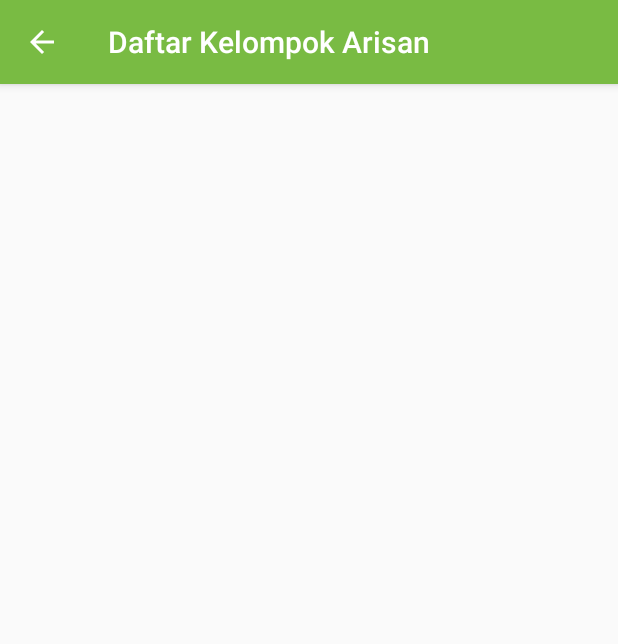
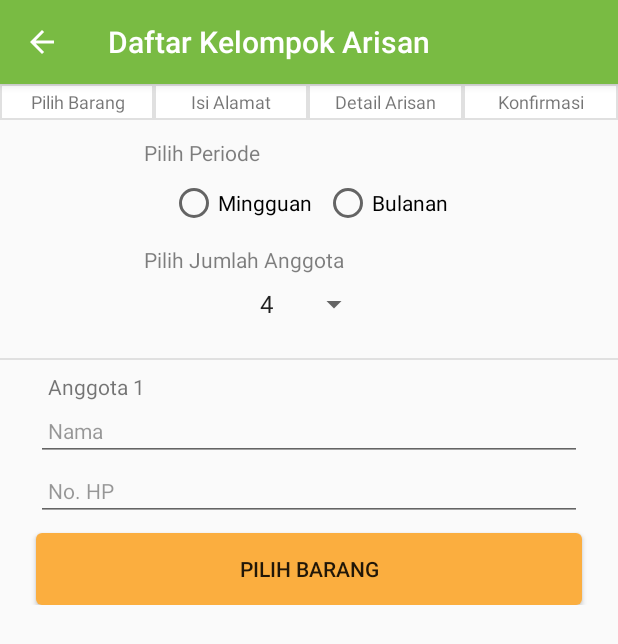
Before and after one commit to azwaradli/final-project, an Android app: the DaftarKetuaArisanActivity screen opened directly, with no data from a screen before it, on a phone screen of 412 x 824 dp. Shown: the top 644 px of the screen. Run offline under Robolectric (Android 15) with nearby library versions, the phone set to English and light mode, and no system bars.

Commit message:
add progress tab, pilih periode, pilih jumlah anggota, and anggota 1 field

```diff
--- a/FinalProject/app/src/main/java/com/example/azwar/finalproject/DaftarKetuaArisanActivity.java
+++ b/FinalProject/app/src/main/java/com/example/azwar/finalproject/DaftarKetuaArisanActivity.java
@@ -2,6 +2,10 @@ package com.example.azwar.finalproject;
 
 import android.support.v7.app.AppCompatActivity;
 import android.os.Bundle;
+import android.widget.ArrayAdapter;
+import android.widget.Spinner;
+
+import java.lang.reflect.Array;
 
 public class DaftarKetuaArisanActivity extends AppCompatActivity {
 
@@ -9,5 +13,10 @@ public class DaftarKetuaArisanActivity extends AppCompatActivity {
     protected void onCreate(Bundle savedInstanceState) {
         super.onCreate(savedInstanceState);
         setContentView(R.layout.activity_daftar_ketua_arisan);
+
+        Spinner spinner = (Spinner) findViewById(R.id.anggota_spinner);
+        ArrayAdapter<CharSequence> adapter = ArrayAdapter.createFromResource(this, R.array.angota_mingguan_array, android.R.layout.simple_spinner_item);
+        adapter.setDropDownViewResource(android.R.layout.simple_spinner_dropdown_item);
+        spinner.setAdapter(adapter);
     }
 }
--- /dev/null
+++ b/FinalProject/app/src/main/res/drawable/progressborder.xml
@@ -0,0 +1,11 @@
+<?xml version="1.0" encoding="utf-8"?>
+<selector xmlns:android="http://schemas.android.com/apk/res/android">
+    <item>
+        <shape android:shape="rectangle"  >
+            <stroke
+                android:width="1dp"
+                android:color="#e0e0e0"/>
+            <solid android:color="@android:color/white" />
+        </shape>
+    </item>
+</selector>
--- a/FinalProject/app/src/main/res/layout/activity_daftar_ketua_arisan.xml
+++ b/FinalProject/app/src/main/res/layout/activity_daftar_ketua_arisan.xml
@@ -1,9 +1,136 @@
 <?xml version="1.0" encoding="utf-8"?>
-<android.support.constraint.ConstraintLayout xmlns:android="http://schemas.android.com/apk/res/android"
+<LinearLayout xmlns:android="http://schemas.android.com/apk/res/android"
     xmlns:app="http://schemas.android.com/apk/res-auto"
     xmlns:tools="http://schemas.android.com/tools"
     android:layout_width="match_parent"
     android:layout_height="match_parent"
+    android:orientation="vertical"
     tools:context="com.example.azwar.finalproject.DaftarKetuaArisanActivity">
 
-</android.support.constraint.ConstraintLayout>
+    <LinearLayout
+        android:layout_width="match_parent"
+        android:layout_height="wrap_content"
+        android:orientation="horizontal">
+
+        <TextView
+            android:layout_width="0dp"
+            android:layout_height="24dp"
+            android:layout_weight="1"
+            android:textSize="12sp"
+            android:gravity="center"
+            android:background="@drawable/progressborder"
+            android:text="Pilih Barang" />
+        <TextView
+            android:layout_width="0dp"
+            android:layout_height="24dp"
+            android:layout_weight="1"
+            android:textSize="12sp"
+            android:gravity="center"
+            android:background="@drawable/progressborder"
+            android:text="Isi Alamat"/>
+        <TextView
+            android:layout_width="0dp"
+            android:layout_height="24dp"
+            android:layout_weight="1"
+            android:textSize="12sp"
+            android:gravity="center"
+            android:background="@drawable/progressborder"
+            android:text="Detail Arisan"/>
+        <TextView
+            android:layout_width="0dp"
+            android:layout_height="24dp"
+            android:layout_weight="1"
+            android:textSize="12sp"
+            android:gravity="center"
+            android:background="@drawable/progressborder"
+            android:text="Konfirmasi"/>
+    </LinearLayout>
+
+    <TextView
+        android:layout_width="match_parent"
+        android:layout_height="wrap_content"
+        android:layout_marginTop="12dp"
+        android:paddingLeft="96dp"
+        android:text="Pilih Periode"
+        android:textColor="@color/secondaryText"/>
+
+    <RadioGroup
+        android:layout_width="match_parent"
+        android:layout_height="wrap_content"
+        android:orientation="horizontal"
+        android:layout_marginTop="8dp"
+        android:gravity="center">
+
+        <RadioButton
+            android:layout_width="wrap_content"
+            android:layout_height="wrap_content"
+            android:layout_marginRight="8dp"
+            android:text="Mingguan"/>
+        <RadioButton
+            android:layout_width="wrap_content"
+            android:layout_height="wrap_content"
+            android:text="Bulanan"/>
+    </RadioGroup>
+
+    <TextView
+        android:layout_width="match_parent"
+        android:layout_height="wrap_content"
+        android:layout_marginTop="12dp"
+        android:paddingLeft="96dp"
+        android:text="Pilih Jumlah Anggota"
+        android:textColor="@color/secondaryText"/>
+
+    <Spinner
+        android:id="@+id/anggota_spinner"
+        android:layout_width="wrap_content"
+        android:layout_height="wrap_content"
+        android:layout_marginTop="8dp"
+        android:layout_gravity="center"/>
+
+    <View
+        android:layout_width="match_parent"
+        android:layout_height="1dp"
+        android:layout_marginTop="24dp"
+        android:background="@color/softgrey"/>
+
+    <LinearLayout
+        android:layout_width="match_parent"
+        android:layout_height="wrap_content"
+        android:layout_marginTop="8dp"
+        android:focusable="true"
+        android:focusableInTouchMode="true"
+        android:orientation="vertical">
+        <TextView
+            android:layout_width="match_parent"
+            android:layout_height="wrap_content"
+            android:paddingLeft="32dp"
+            android:text="Anggota 1"/>
+        <EditText
+            android:layout_width="match_parent"
+            android:layout_height="wrap_content"
+            android:layout_marginLeft="24dp"
+            android:layout_marginRight="24dp"
+            android:hint="Nama"
+            android:textColorHint="@color/hintText"
+            android:textSize="14sp"
+            android:paddingLeft="8dp"/>
+        <EditText
+            android:layout_width="match_parent"
+            android:layout_height="wrap_content"
+            android:layout_marginLeft="24dp"
+            android:layout_marginRight="24dp"
+            android:hint="No. HP"
+            android:textColorHint="@color/hintText"
+            android:textSize="14sp"
+            android:paddingLeft="8dp"/>
+        <Button
+            android:layout_width="match_parent"
+            android:layout_height="wrap_content"
+            android:layout_marginTop="8dp"
+            android:layout_marginLeft="24dp"
+            android:layout_marginRight="24dp"
+            android:background="@drawable/orangeripple"
+            android:text="pilih barang"/>
+    </LinearLayout>
+
+</LinearLayout>
--- a/FinalProject/app/src/main/res/layout/activity_katalog.xml
+++ b/FinalProject/app/src/main/res/layout/activity_katalog.xml
@@ -20,7 +20,9 @@
             android:layout_weight="0.8"
             android:layout_marginLeft="8dp"
             android:hint="Masukkan nama atau kode barang"
-            android:textSize="14sp"/>
+            android:textSize="14sp"
+            android:textColor="@color/primaryText"
+            android:textColorHint="@color/hintText"/>
         <Button
             android:layout_width="0dp"
             android:layout_height="32dp"
--- a/FinalProject/app/src/main/res/values/colors.xml
+++ b/FinalProject/app/src/main/res/values/colors.xml
@@ -3,4 +3,8 @@
     <color name="colorPrimary">#79bb43</color>
     <color name="colorPrimaryDark">#438d34</color>
     <color name="colorAccent">#fbae3f</color>
+    <color name="primaryText">#df000000</color>
+    <color name="secondaryText">#80000000</color>
+    <color name="hintText">#66000000</color>
+    <color name="softgrey">#E0E0E0</color>
 </resources>
--- a/FinalProject/app/src/main/res/values/strings.xml
+++ b/FinalProject/app/src/main/res/values/strings.xml
@@ -1,3 +1,26 @@
 <resources>
     <string name="app_name">Arisan Mapan</string>
+    <string-array name="angota_mingguan_array">
+        <item>4</item>
+        <item>5</item>
+        <item>6</item>
+        <item>7</item>
+        <item>8</item>
+        <item>9</item>
+        <item>10</item>
+        <item>11</item>
+        <item>12</item>
+        <item>13</item>
+        <item>14</item>
+        <item>15</item>
+    </string-array>
+    <string-array name="anggota_bulanan_array">
+        <item>4</item>
+        <item>5</item>
+        <item>6</item>
+        <item>7</item>
+        <item>8</item>
+        <item>9</item>
+        <item>10</item>
+    </string-array>
 </resources>
```
